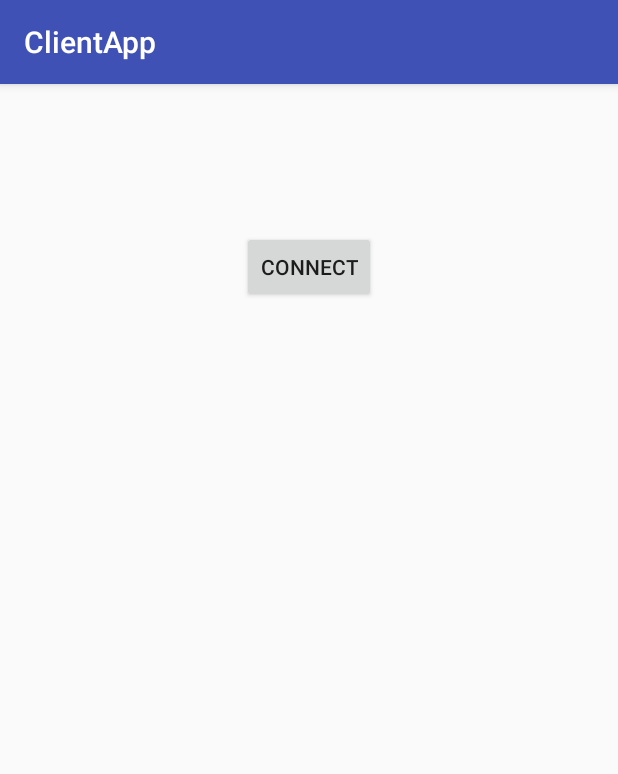
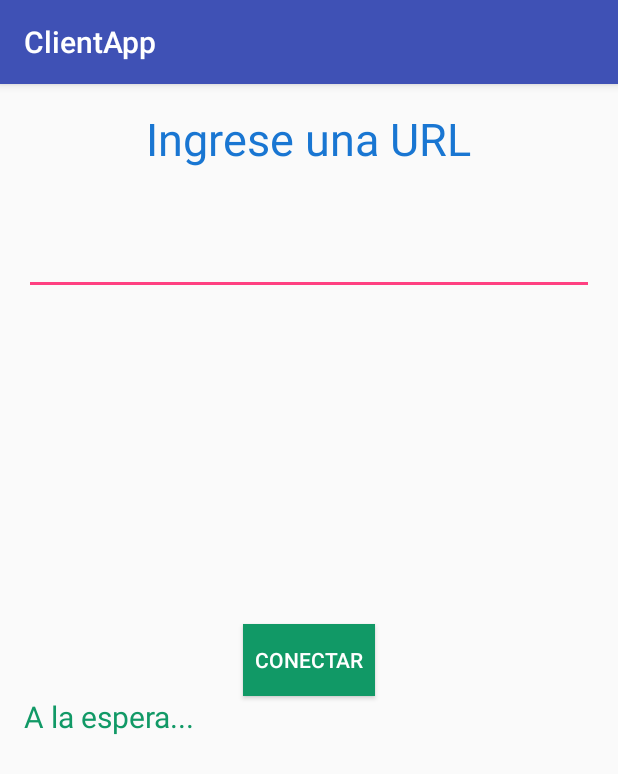
Before and after one commit to FedericoAmura/TallerII2016C2TPLinkedIn, an Android app: the screen it shows after launch (MainActivity), on a phone screen of 412 x 824 dp. Shown: the top 774 px of the screen. Run offline under Robolectric (Android 15) with nearby library versions, the phone set to English and light mode, and no system bars.

Commit message:
AppClient se conecta correctamente al AppServer (tambien testeado en el Shared). Interfaz MUY basica.

```diff
--- a/ClientApp/app/src/main/res/layout/activity_main.xml
+++ b/ClientApp/app/src/main/res/layout/activity_main.xml
@@ -9,20 +9,47 @@
 android:paddingTop="@dimen/activity_vertical_margin"
 tools:context="com.example.android.clientapp.MainActivity">
 
+<Button
+    android:id="@+id/button"
+    android:layout_width="wrap_content"
+    android:layout_height="wrap_content"
+    android:text="Conectar"
+    android:onClick="apretarBoton"
+    android:background="#196"
+    android:textColor="#FFFFFF"
+    android:layout_centerVertical="true"
+    android:layout_centerHorizontal="true" />
+
+<TextView
+    android:layout_width="wrap_content"
+    android:layout_height="fill_parent"
+    android:text="A la espera..."
+    android:textSize="20dp"
+    android:textColor="#196"
+    android:id="@+id/textViewRespuesta"
+    android:textIsSelectable="false"
+    android:layout_below="@+id/button"
+    android:layout_alignParentLeft="true"
+    android:layout_alignParentStart="true"
+    android:layout_alignParentRight="true"
+    android:layout_alignParentEnd="true" />
+
 <TextView
     android:layout_width="wrap_content"
     android:layout_height="wrap_content"
-        android:text="Connected to AppServer"
-        android:id="@+id/textView"
-        android:layout_centerVertical="true"
+    android:text="Ingrese una URL"
+    android:textSize="30dp"
+    android:textColor="#1976D2"
+    android:id="@+id/textViewMensaje"
+    android:layout_alignParentTop="true"
     android:layout_centerHorizontal="true" />
 
-    <Button
-        android:layout_width="wrap_content"
+<EditText
+    android:layout_width="fill_parent"
     android:layout_height="wrap_content"
-        android:text="Connect"
-        android:id="@+id/button"
+    android:id="@+id/editTextUrl"
     android:layout_alignParentTop="true"
     android:layout_centerHorizontal="true"
-        android:layout_marginTop="82dp" />
+    android:layout_marginTop="79dp" />
+
 </RelativeLayout>
```
Also changed, not shown: ClientApp/app/src/main/java/com/example/android/clientapp/MainActivity.java (+94 -15 lines), 2 other files. Lines whose indentation alone changed are shown as unchanged.
